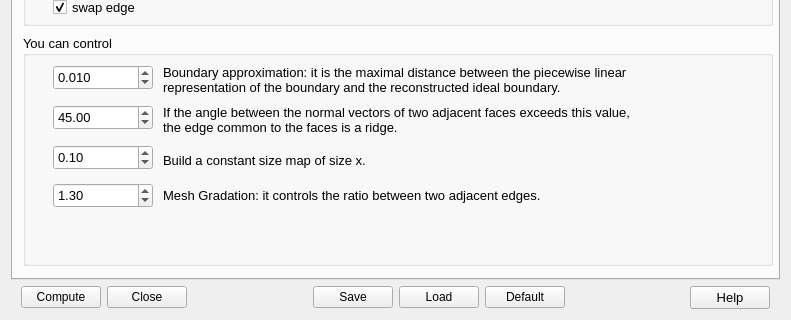
Before: the Qt Designer form MmgPlugDialog.ui in SalomePlatform/mmgplugin, drawn with Qt 5; both pictures show x 0 to 791 and y 273 to 593 of the 791 by 593 pixel window.
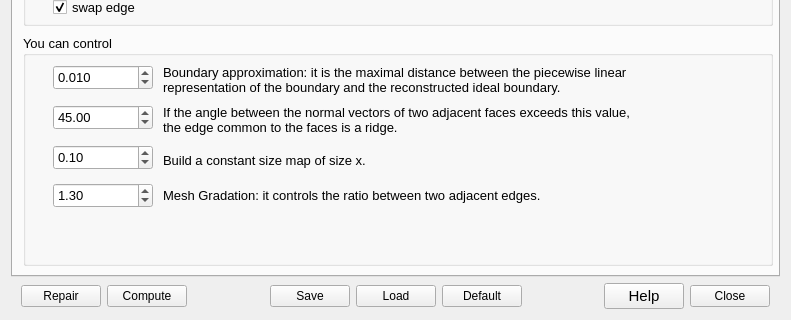
After: the same form once the commit is applied.

Commit message: feat: basis for repair process, now repair -> compute possible #7

What changed in the file:
```diff
--- a/MmgPlugDialog.ui
+++ b/MmgPlugDialog.ui
@@ -35,6 +35,13 @@
        </property>
       </spacer>
      </item>
+     <item>
+      <widget class="QPushButton" name="PB_Repair">
+       <property name="text">
+        <string>Repair</string>
+       </property>
+      </widget>
+     </item>
      <item>
       <widget class="QPushButton" name="PB_OK">
        <property name="text">
@@ -42,13 +49,6 @@
        </property>
       </widget>
      </item>
-     <item>
-      <widget class="QPushButton" name="PB_Cancel">
-       <property name="text">
-        <string>Close</string>
-       </property>
-      </widget>
-     </item>
      <item>
       <spacer name="horizontalSpacer_4">
        <property name="orientation">
@@ -112,7 +112,7 @@
       <widget class="QPushButton" name="PB_Help">
        <property name="font">
         <font>
-         <pointsize>10</pointsize>
+         <pointsize>11</pointsize>
         </font>
        </property>
        <property name="text">
@@ -120,6 +120,13 @@
        </property>
       </widget>
      </item>
+     <item>
+      <widget class="QPushButton" name="PB_Cancel">
+       <property name="text">
+        <string>Close</string>
+       </property>
+      </widget>
+     </item>
      <item>
       <spacer name="horizontalSpacer_xx">
        <property name="orientation">
```
The commit also changes 34 other files.
